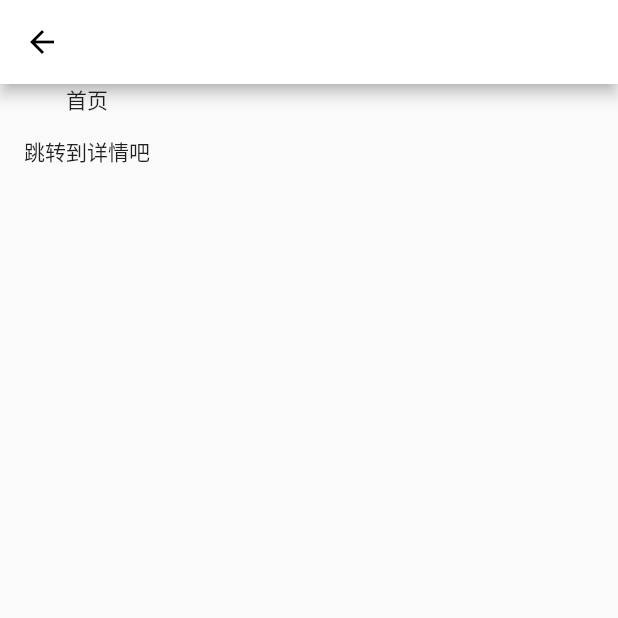
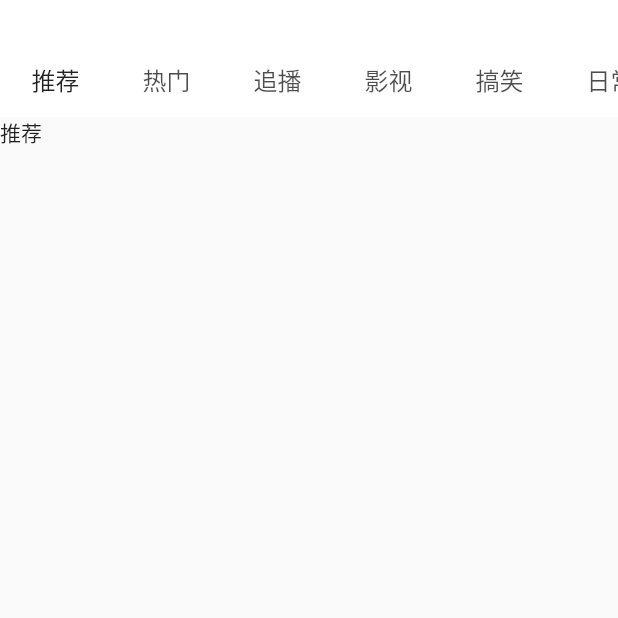
Before and after one commit to Rookierun/flutter_bilibili, a Flutter app: the HomePage screen opened directly, on a phone screen of 412 x 824 dp, the top half of it. Run offline on Flutter 3.47's test engine with Material 2 defaults, Android fonts, the phone set to English and light mode, and no system bars; our stand-ins replace dio, fluttertoast, shared_preferences; missing offline and left inert: underline_indicator; accounts and stored records are empty.

```diff
--- a/lib/page/home_page.dart
+++ b/lib/page/home_page.dart
@@ -1,7 +1,9 @@
 import 'package:flutter/cupertino.dart';
 import 'package:flutter/material.dart';
-import 'package:flutter_bilibili/model/video_model.dart';
 import 'package:flutter_bilibili/navigator/hi_navigator.dart';
+import 'package:flutter_bilibili/page/home_tab_page.dart';
+import 'package:flutter_bilibili/util/color.dart';
+import 'package:underline_indicator/underline_indicator.dart';
 
 class HomePage extends StatefulWidget {
   const HomePage({Key? key}) : super(key: key);
@@ -11,24 +13,22 @@ class HomePage extends StatefulWidget {
 }
 
 class _HomePageState extends State<HomePage>
-    with AutomaticKeepAliveClientMixin {
+    with AutomaticKeepAliveClientMixin, TickerProviderStateMixin {
   var listener;
+  var tabs = ['推荐', '热门', '追播', '影视', '搞笑', '日常', '综合', '手机游戏', '短片·手书·配音'];
+  late TabController _controller;
   @override
   void initState() {
-    // TODO: implement initState
     super.initState();
+    _controller = TabController(length: tabs.length, vsync: this);
     HiNavigator().addListener(listener = (current, pre) {
       if (widget == current.page || current.page is HomePage) {
-        print("homepage onresume");
-      } else if (widget == pre?.page || pre?.page is HomePage) {
-        print("homepage onPause");
-      }
+      } else if (widget == pre?.page || pre?.page is HomePage) {}
     });
   }
 
   @override
   void dispose() {
-    // TODO: implement dispose
     super.dispose();
     HiNavigator().removeListener((current, pre) => listener);
   }
@@ -36,25 +36,46 @@ class _HomePageState extends State<HomePage>
   @override
   Widget build(BuildContext context) {
     return Scaffold(
-      appBar: AppBar(),
-      body: Container(
-        child: Column(
-          children: [
-            const Text('首页'),
-            MaterialButton(
-              onPressed: () {
-                HiNavigator().onJumpTo(RouteStatus.detail,
-                    args: {'videoMo': VideoModel(111)});
-              },
-              child: const Text('跳转到详情吧'),
-            )
-          ],
-        ),
+      body: Column(
+        children: [
+          Container(
+            color: Colors.white,
+            child: _tabBar(),
+            padding: const EdgeInsets.only(top: 30),
+          ),
+          Flexible(
+            child: TabBarView(
+              controller: _controller,
+              children: tabs.map((tab) {
+                return HomeTabPage(tab);
+              }).toList(),
+            ),
+          )
+        ],
       ),
     );
   }
 
   @override
-  // TODO: implement wantKeepAlive
   bool get wantKeepAlive => true;
+
+  _tabBar() {
+    return TabBar(
+      controller: _controller,
+      isScrollable: true,
+      indicator: const UnderlineIndicator(
+          strokeCap: StrokeCap.round,
+          borderSide: BorderSide(color: primary, width: 3),
+          insets: EdgeInsets.only(left: 15, right: 15)),
+      tabs: tabs.map<Tab>((tab) {
+        return Tab(
+            child: Padding(
+                padding: const EdgeInsets.only(left: 5, right: 5),
+                child: Text(
+                  tab,
+                  style: const TextStyle(fontSize: 16),
+                )));
+      }).toList(),
+    );
+  }
 }
--- /dev/null
+++ b/lib/page/home_tab_page.dart
@@ -0,0 +1,19 @@
+import 'package:flutter/material.dart';
+
+class HomeTabPage extends StatefulWidget {
+  String name;
+
+  HomeTabPage(this.name, {Key? key}) : super(key: key);
+
+  @override
+  _HomeTabPageState createState() => _HomeTabPageState();
+}
+
+class _HomeTabPageState extends State<HomeTabPage> {
+  @override
+  Widget build(BuildContext context) {
+    return Container(
+      child: Text(widget.name),
+    );
+  }
+}
```
